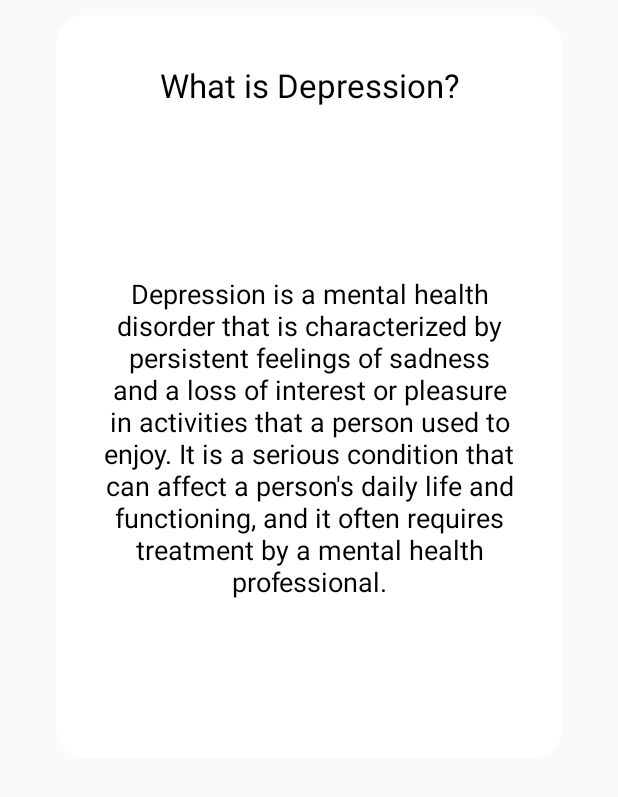
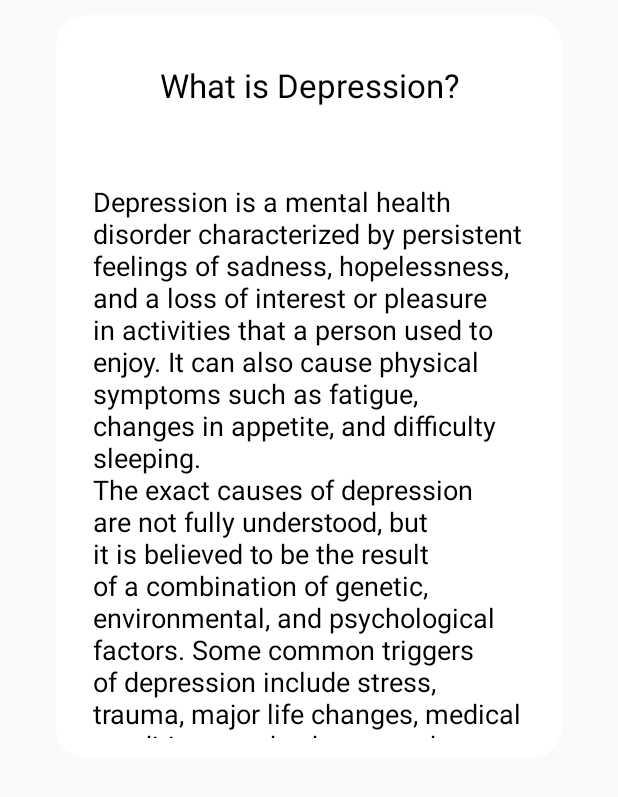
Before and after one commit to Sanduni-Ridmika/Together-app, an Android app: the Information screen opened directly, with no data from a screen before it, after a tap on "WHAT IS DEPRESSION ?", on a phone screen of 412 x 824 dp, the part 261-1058 px from its top. Run offline under Robolectric (Android 15) with nearby library versions, the phone set to English and light mode, and no system bars.

Commit message:
info page changes

```diff
--- a/TogetherApp/app/src/main/java/com/example/togetherapp/Information.kt
+++ b/TogetherApp/app/src/main/java/com/example/togetherapp/Information.kt
@@ -20,7 +20,8 @@ class Information : AppCompatActivity() {
         button1.setOnClickListener {
             val intent = Intent(this, InfoDisplay::class.java)
             intent.putExtra("question", "What is Depression?")
-            intent.putExtra("detail", "Depression is a mental health disorder that is characterized by persistent feelings of sadness and a loss of interest or pleasure in activities that a person used to enjoy. It is a serious condition that can affect a person's daily life and functioning, and it often requires treatment by a mental health professional.")
+            intent.putExtra("detail", "Depression is a mental health disorder characterized by persistent feelings of sadness, hopelessness, and a loss of interest or pleasure in activities that a person used to enjoy. It can also cause physical symptoms such as fatigue, changes in appetite, and difficulty sleeping.\n" +
+                    "The exact causes of depression are not fully understood, but it is believed to be the result of a combination of genetic, environmental, and psychological factors. Some common triggers of depression include stress, trauma, major life changes, medical conditions, and substance abuse. It's important to seek professional help if you or someone you know is experiencing symptoms of depression.")
             startActivity(intent)
         }
 
@@ -50,6 +51,8 @@ class Information : AppCompatActivity() {
                     "• Medications prescribed by a doctor or psychiatrist\n" +
                     "• Exercise or physical activity\n" +
                     "• Mindfulness-based practices like meditation or yoga\n" +
+                    "• Listening to mind relaxing music\n" +
+                    "• Mind relaxing exercises such as breathing exercises\n" +
                     "• Lifestyle changes such as improving sleep habits and reducing stress\n")
             startActivity(intent)
         }
--- a/TogetherApp/app/src/main/res/layout/activity_info_display.xml
+++ b/TogetherApp/app/src/main/res/layout/activity_info_display.xml
@@ -40,9 +40,10 @@
             android:id="@+id/detail_text"
             android:layout_width="288dp"
             android:layout_height="400dp"
+            android:layout_below="@id/question_text"
             android:layout_gravity="center_horizontal|top"
             android:layout_marginTop="80dp"
-            android:gravity="center"
+            android:paddingTop="30dp"
             android:textColor="@android:color/black"
             android:textSize="18sp" />
 
```
